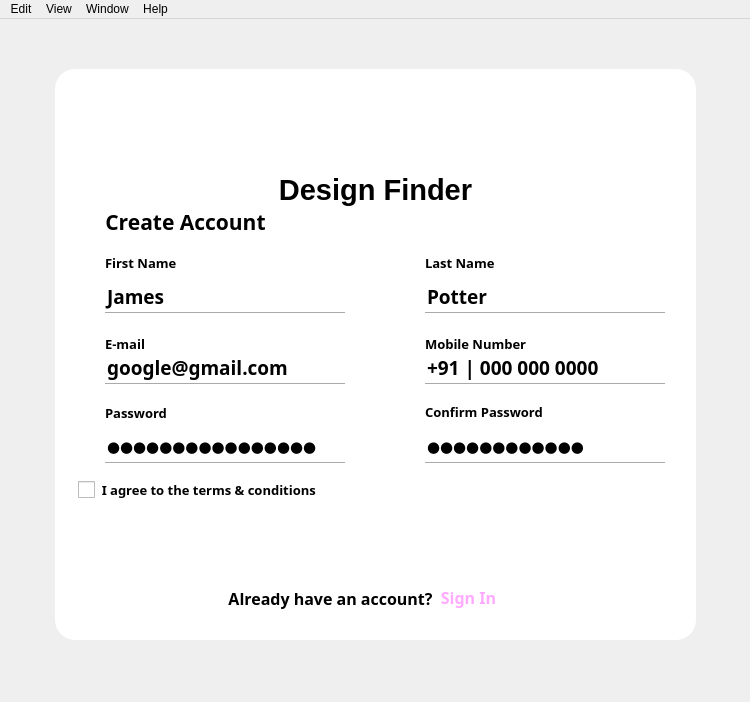
First picture: the form in app/ui/home.ui, repository BabyBus0724/marble-search-using-python-pyqt6, before the edit.
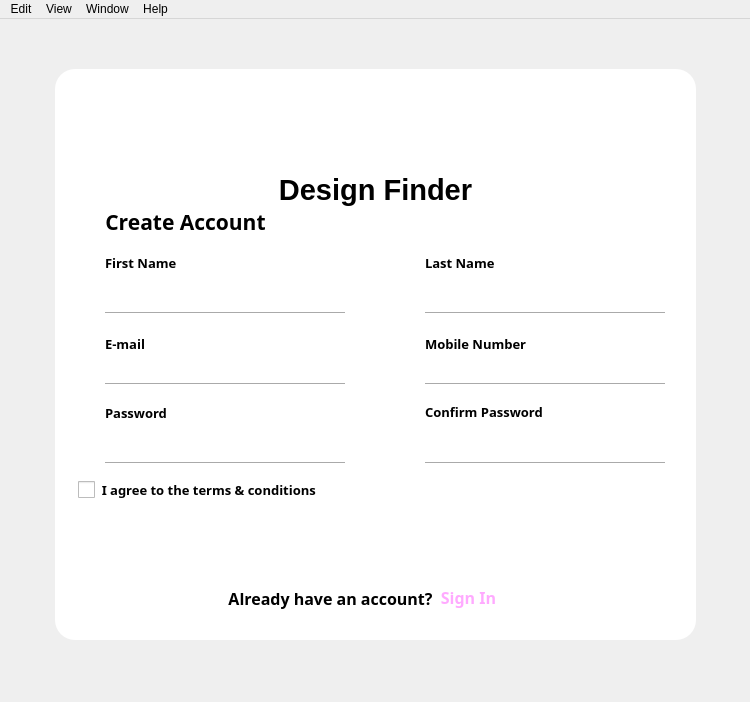
Second picture: the form after the edit. The open tabs and pages were chosen to show the change. Icons and pictures are not drawn.

The edit to the form file:
```diff
--- a/app/ui/home.ui
+++ b/app/ui/home.ui
@@ -470,7 +470,7 @@
        <set>Qt::ImhEmailCharactersOnly</set>
       </property>
       <property name="text">
-       <string>google@gmail.com</string>
+       <string/>
       </property>
       <property name="echoMode">
        <enum>QLineEdit::Normal</enum>
@@ -503,7 +503,7 @@
        <set>Qt::ImhNone</set>
       </property>
       <property name="text">
-       <string>James</string>
+       <string/>
       </property>
       <property name="alignment">
        <set>Qt::AlignLeading|Qt::AlignLeft|Qt::AlignVCenter</set>
@@ -709,7 +709,7 @@
        <set>Qt::ImhNone</set>
       </property>
       <property name="text">
-       <string>+91 | 000 000 0000</string>
+       <string/>
       </property>
       <property name="echoMode">
        <enum>QLineEdit::Normal</enum>
@@ -742,7 +742,7 @@
        <set>Qt::ImhNone</set>
       </property>
       <property name="text">
-       <string>Potter</string>
+       <string/>
       </property>
       <property name="alignment">
        <set>Qt::AlignLeading|Qt::AlignLeft|Qt::AlignVCenter</set>
@@ -844,7 +844,7 @@
        <set>Qt::ImhHiddenText|Qt::ImhNoAutoUppercase|Qt::ImhNoPredictiveText|Qt::ImhSensitiveData</set>
       </property>
       <property name="text">
-       <string>sdfjsdlfksj;</string>
+       <string/>
       </property>
       <property name="echoMode">
        <enum>QLineEdit::Password</enum>
@@ -877,7 +877,7 @@
        <set>Qt::ImhHiddenText|Qt::ImhNoAutoUppercase|Qt::ImhNoPredictiveText|Qt::ImhSensitiveData</set>
       </property>
       <property name="text">
-       <string>google@gmail.com</string>
+       <string/>
       </property>
       <property name="echoMode">
        <enum>QLineEdit::Password</enum>
```
Left out of the diff: 24 changed lines with no effect on the pictures.
